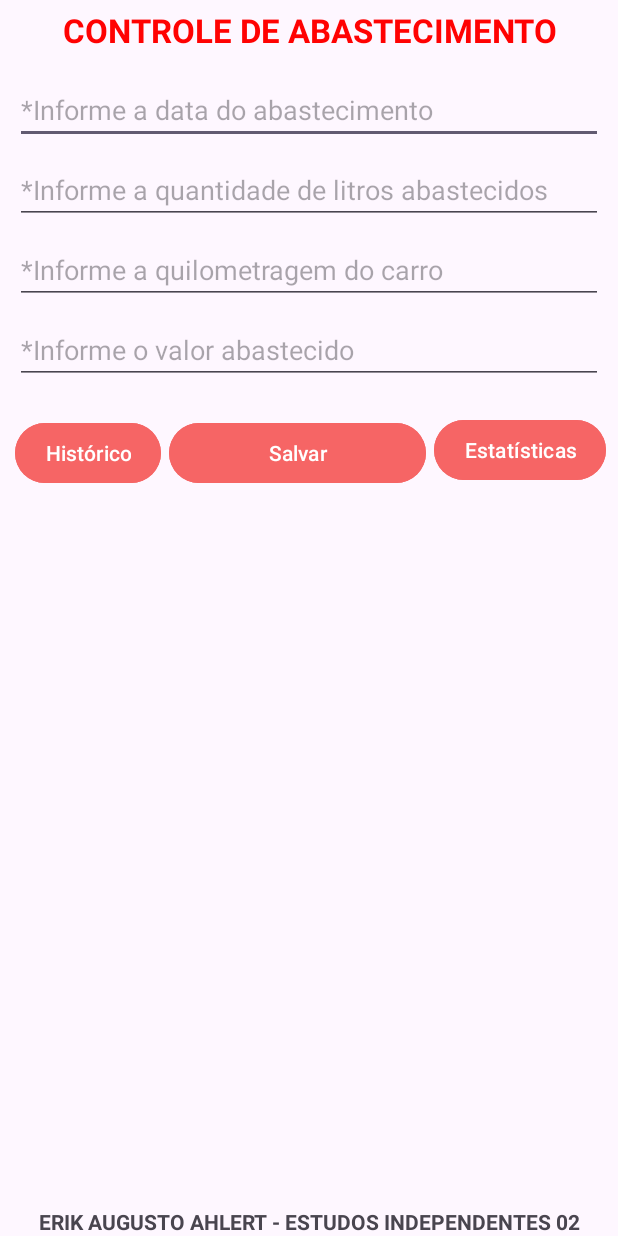
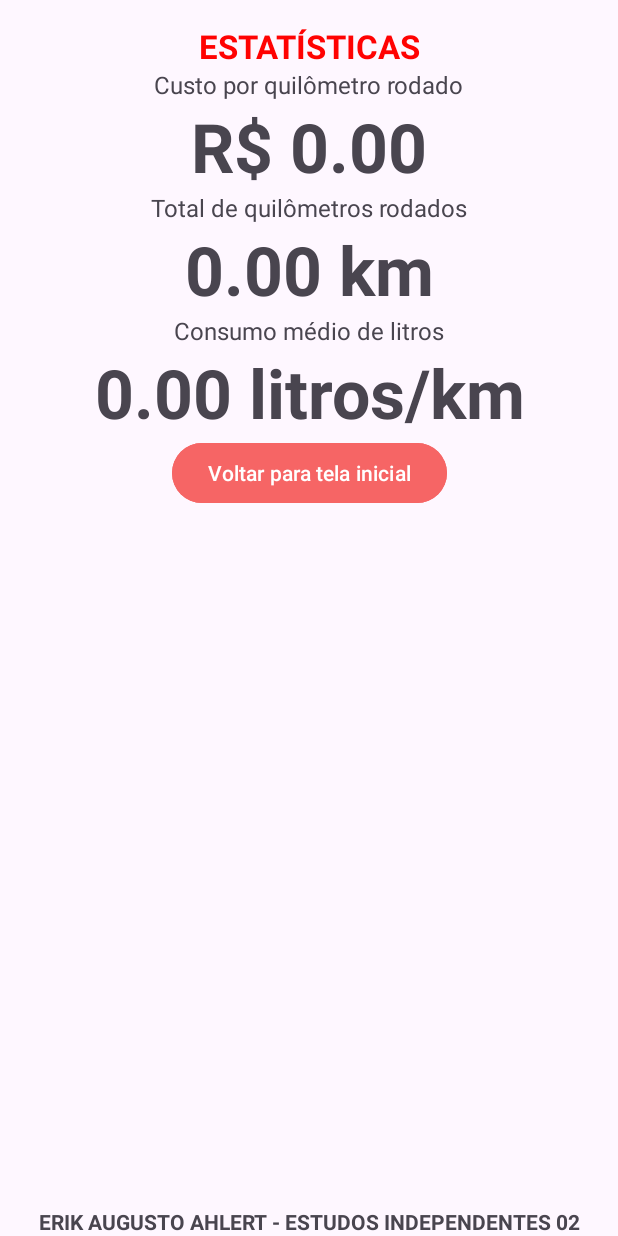
Before and after one commit to erikkaugusto/AppAbastecimento, an Android app: the screen it shows after launch (MainActivity before the commit, Estatisticas after it), after a tap on "Estatísticas", on a phone screen of 412 x 824 dp. Run offline under Robolectric (Android 15) with nearby library versions, the phone set to English and light mode, and no system bars.

```diff
--- /dev/null
+++ b/app/src/main/java/com/example/appabastecimento/Estatisticas.java
@@ -0,0 +1,82 @@
+package com.example.appabastecimento;
+
+import android.database.Cursor;
+import android.database.sqlite.SQLiteDatabase;
+import android.os.Bundle;
+import android.widget.Button;
+import android.widget.TextView;
+import android.widget.Toast;
+
+import androidx.activity.EdgeToEdge;
+import androidx.appcompat.app.AppCompatActivity;
+import androidx.core.graphics.Insets;
+import androidx.core.view.ViewCompat;
+import androidx.core.view.WindowInsetsCompat;
+
+public class Estatisticas extends AppCompatActivity {
+
+    private TextView custoKm;
+    private TextView totalKm;
+    private TextView consumoMedio;
+    private Button botaoVoltar;
+
+    @Override
+    protected void onCreate(Bundle savedInstanceState) {
+        super.onCreate(savedInstanceState);
+        EdgeToEdge.enable(this);
+        setContentView(R.layout.activity_estatisticas);
+        ViewCompat.setOnApplyWindowInsetsListener(findViewById(R.id.main), (v, insets) -> {
+            Insets systemBars = insets.getInsets(WindowInsetsCompat.Type.systemBars());
+            v.setPadding(systemBars.left, systemBars.top, systemBars.right, systemBars.bottom);
+            return insets;
+        });
+
+        custoKm = findViewById(R.id.custoKm);
+        totalKm = findViewById(R.id.totalKm);
+        consumoMedio = findViewById(R.id.consumoMedio);
+        botaoVoltar = findViewById(R.id.botaoVoltar);
+
+        botaoVoltar.setOnClickListener(v -> finish());
+
+        calcularEstatisticas();
+    }
+
+    private void calcularEstatisticas() {
+        try {
+            SQLiteDatabase banco = openOrCreateDatabase("app", MODE_PRIVATE, null);
+            Cursor cursor = banco.rawQuery("SELECT quilomcarro, quantidadelitros, valortotal FROM abastecimentos ORDER BY dataabastecimento ASC", null);
+
+            double totalKmRodado = 0.0;
+            double totalLitrosConsumidos = 0.0;
+            double totalValorGasto = 0.0;
+            double quilometragemAnterior = -1;
+
+            while (cursor.moveToNext()) {
+                double quilometragemAtual = cursor.getDouble(cursor.getColumnIndexOrThrow("quilomcarro"));
+                double litros = cursor.getDouble(cursor.getColumnIndexOrThrow("quantidadelitros"));
+                double valor = cursor.getDouble(cursor.getColumnIndexOrThrow("valortotal"));
+
+                if (quilometragemAnterior >= 0) {
+                    totalKmRodado += (quilometragemAtual - quilometragemAnterior);
+                }
+                quilometragemAnterior = quilometragemAtual;
+
+                totalLitrosConsumidos += litros;
+                totalValorGasto += valor;
+            }
+
+            double custoPorKm = (totalKmRodado > 0) ? totalValorGasto / totalKmRodado : 0.0;
+            double consumoMedioLitros = (totalKmRodado > 0) ? totalLitrosConsumidos / totalKmRodado : 0.0;
+
+            custoKm.setText(String.format("R$ %.2f", custoPorKm));
+            totalKm.setText(String.format("%.2f km", totalKmRodado));
+            consumoMedio.setText(String.format("%.2f litros/km", consumoMedioLitros));
+
+            banco.close();
+
+        } catch (Exception e) {
+            e.printStackTrace();
+            Toast.makeText(getApplicationContext(), "Ocorreu um erro ao calcular as estatísticas.", Toast.LENGTH_SHORT).show();
+        }
+    }
+}
--- /dev/null
+++ b/app/src/main/res/layout/activity_estatisticas.xml
@@ -0,0 +1,127 @@
+<?xml version="1.0" encoding="utf-8"?>
+<androidx.constraintlayout.widget.ConstraintLayout xmlns:android="http://schemas.android.com/apk/res/android"
+    xmlns:app="http://schemas.android.com/apk/res-auto"
+    xmlns:tools="http://schemas.android.com/tools"
+    android:id="@+id/main"
+    android:layout_width="match_parent"
+    android:layout_height="match_parent"
+    tools:context=".Estatisticas">
+
+    <Button
+        android:id="@+id/botaoVoltar"
+        android:layout_width="wrap_content"
+        android:layout_height="wrap_content"
+        android:layout_marginStart="50dp"
+        android:layout_marginEnd="50dp"
+        android:backgroundTint="#F66565"
+        android:text="Voltar para tela inicial"
+        app:layout_constraintEnd_toEndOf="parent"
+        app:layout_constraintStart_toStartOf="parent"
+        app:layout_constraintTop_toBottomOf="@+id/consumoMedio" />
+
+    <TextView
+        android:id="@+id/textView3"
+        android:layout_width="wrap_content"
+        android:layout_height="wrap_content"
+        android:layout_marginStart="25dp"
+        android:layout_marginEnd="25dp"
+        android:text="Custo por quilômetro rodado"
+        android:textSize="16sp"
+        app:layout_constraintEnd_toEndOf="parent"
+        app:layout_constraintStart_toStartOf="parent"
+        app:layout_constraintTop_toBottomOf="@+id/textView9" />
+
+    <TextView
+        android:id="@+id/custoKm"
+        android:layout_width="0dp"
+        android:layout_height="60dp"
+        android:layout_marginStart="20dp"
+        android:layout_marginEnd="20dp"
+        android:textAlignment="center"
+        android:textSize="45sp"
+        android:textStyle="bold"
+        app:layout_constraintEnd_toEndOf="parent"
+        app:layout_constraintStart_toStartOf="parent"
+        app:layout_constraintTop_toBottomOf="@+id/textView3" />
+
+    <TextView
+        android:id="@+id/textView5"
+        android:layout_width="wrap_content"
+        android:layout_height="wrap_content"
+        android:layout_marginStart="25dp"
+        android:layout_marginEnd="25dp"
+        android:text="Total de quilômetros rodados"
+        android:textSize="16sp"
+        app:layout_constraintEnd_toEndOf="parent"
+        app:layout_constraintStart_toStartOf="parent"
+        app:layout_constraintTop_toBottomOf="@+id/custoKm" />
+
+    <TextView
+        android:id="@+id/totalKm"
+        android:layout_width="0dp"
+        android:layout_height="60dp"
+        android:layout_marginStart="20dp"
+        android:layout_marginEnd="20dp"
+        android:textAlignment="center"
+        android:textSize="45sp"
+        android:textStyle="bold"
+        app:layout_constraintEnd_toEndOf="parent"
+        app:layout_constraintStart_toStartOf="parent"
+        app:layout_constraintTop_toBottomOf="@+id/textView5" />
+
+    <TextView
+        android:id="@+id/textView7"
+        android:layout_width="wrap_content"
+        android:layout_height="wrap_content"
+        android:layout_marginStart="25dp"
+        android:layout_marginEnd="25dp"
+        android:text="Consumo médio de litros"
+        android:textSize="16sp"
+        app:layout_constraintEnd_toEndOf="parent"
+        app:layout_constraintStart_toStartOf="parent"
+        app:layout_constraintTop_toBottomOf="@+id/totalKm" />
+
+    <TextView
+        android:id="@+id/consumoMedio"
+        android:layout_width="0dp"
+        android:layout_height="60dp"
+        android:layout_marginStart="20dp"
+        android:layout_marginEnd="20dp"
+        android:textAlignment="center"
+        android:textSize="45sp"
+        android:textStyle="bold"
+        app:layout_constraintEnd_toEndOf="parent"
+        app:layout_constraintHorizontal_bias="0.0"
+        app:layout_constraintStart_toStartOf="parent"
+        app:layout_constraintTop_toBottomOf="@+id/textView7" />
+
+    <TextView
+        android:id="@+id/textView9"
+        android:layout_width="wrap_content"
+        android:layout_height="wrap_content"
+        android:layout_marginStart="10dp"
+        android:layout_marginTop="16dp"
+        android:layout_marginEnd="10dp"
+        android:text="ESTATÍSTICAS"
+        android:textAlignment="center"
+        android:textColor="#FF0202"
+        android:textSize="22sp"
+        android:textStyle="bold"
+        app:layout_constraintEnd_toEndOf="parent"
+        app:layout_constraintStart_toStartOf="parent"
+        app:layout_constraintTop_toTopOf="parent" />
+
+    <TextView
+        android:id="@+id/rodape2"
+        android:layout_width="0dp"
+        android:layout_height="wrap_content"
+        android:layout_marginStart="10dp"
+        android:layout_marginEnd="10dp"
+        android:text="ERIK AUGUSTO AHLERT - ESTUDOS INDEPENDENTES 02"
+        android:textAlignment="center"
+        android:textStyle="bold"
+        app:layout_constraintBottom_toBottomOf="parent"
+        app:layout_constraintEnd_toEndOf="parent"
+        app:layout_constraintStart_toStartOf="parent" />
+
+</androidx.constraintlayout.widget.ConstraintLayout>
--- a/app/src/main/res/layout/activity_main.xml
+++ b/app/src/main/res/layout/activity_main.xml
@@ -36,7 +36,7 @@
         app:layout_constraintEnd_toEndOf="parent"
         app:layout_constraintHorizontal_bias="1.0"
         app:layout_constraintStart_toStartOf="parent"
-        app:layout_constraintTop_toBottomOf="@+id/titulo" />
+        app:layout_constraintTop_toBottomOf="@+id/titulo"/>
 
     <EditText
         android:id="@+id/quantLitros"
```
Also changed, not shown: 2 other files.
